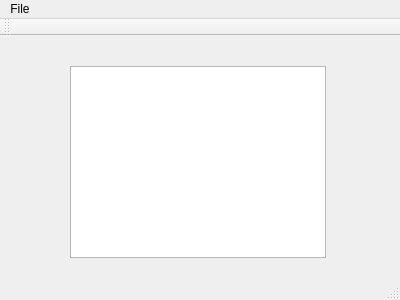
MickaelOnTheWave/GuimicK, file ConfigurationEditingTool/mainwindow.ui: the form before one commit.
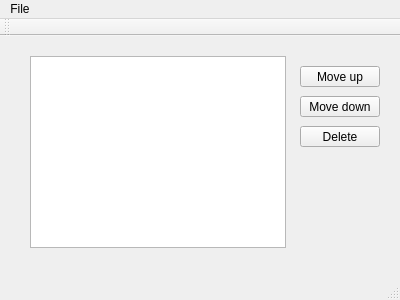
The form after the commit.

Patch:
```diff
--- a/ConfigurationEditingTool/mainwindow.ui
+++ b/ConfigurationEditingTool/mainwindow.ui
@@ -17,13 +17,52 @@
    <widget class="QListWidget" name="listWidget">
     <property name="geometry">
      <rect>
-      <x>70</x>
-      <y>30</y>
+      <x>30</x>
+      <y>20</y>
       <width>256</width>
       <height>192</height>
      </rect>
     </property>
    </widget>
+   <widget class="QPushButton" name="upButton">
+    <property name="geometry">
+     <rect>
+      <x>300</x>
+      <y>30</y>
+      <width>80</width>
+      <height>21</height>
+     </rect>
+    </property>
+    <property name="text">
+     <string>Move up</string>
+    </property>
+   </widget>
+   <widget class="QPushButton" name="downButton">
+    <property name="geometry">
+     <rect>
+      <x>300</x>
+      <y>60</y>
+      <width>80</width>
+      <height>21</height>
+     </rect>
+    </property>
+    <property name="text">
+     <string>Move down</string>
+    </property>
+   </widget>
+   <widget class="QPushButton" name="deleteButton">
+    <property name="geometry">
+     <rect>
+      <x>300</x>
+      <y>90</y>
+      <width>80</width>
+      <height>21</height>
+     </rect>
+    </property>
+    <property name="text">
+     <string>Delete</string>
+    </property>
+   </widget>
   </widget>
   <widget class="QMenuBar" name="menuBar">
    <property name="geometry">
```
Left out of the diff: 9 changed lines with no effect on the pictures.
